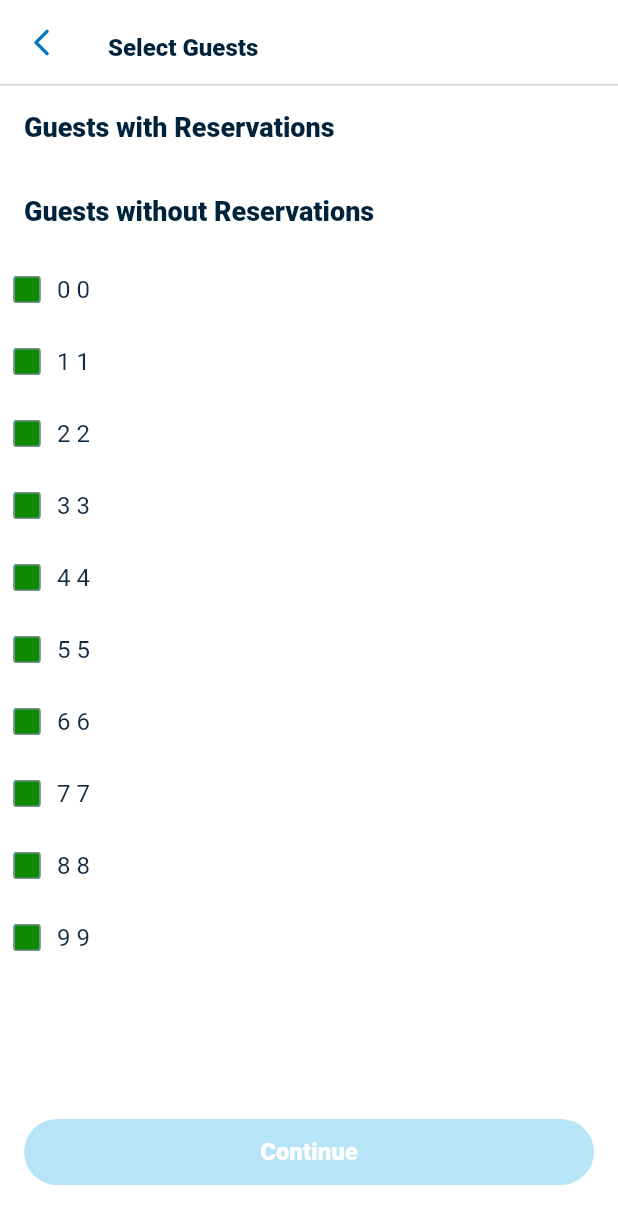
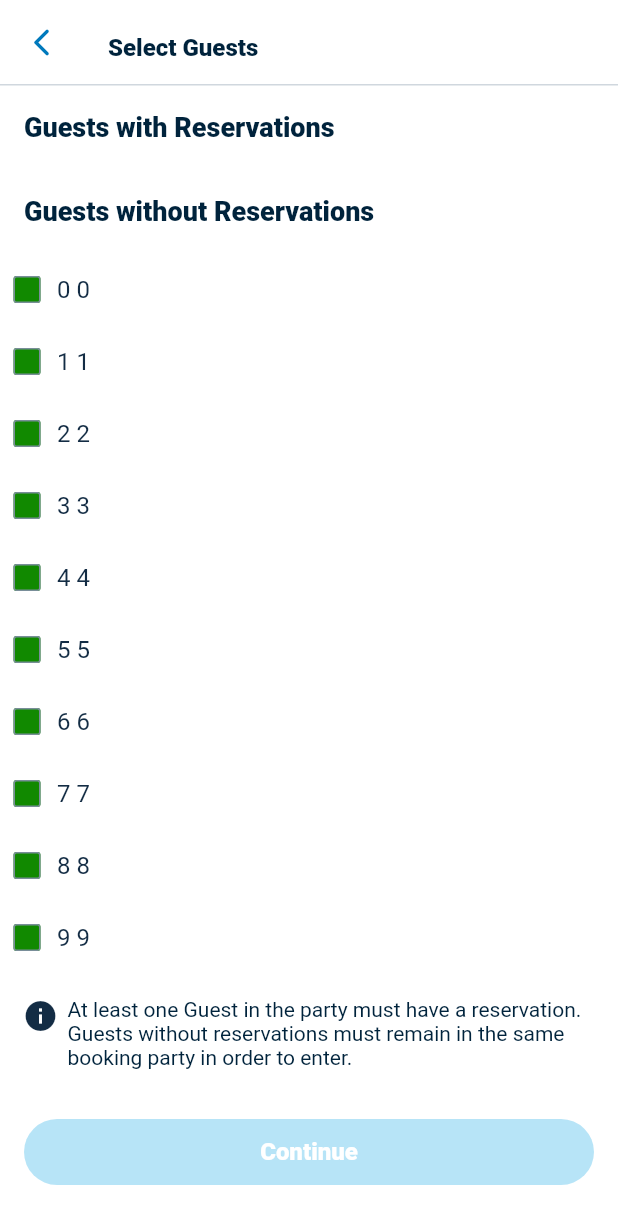
Before and after one commit to ljg6861/disney_challenge, a Flutter app: the screen it shows after launch, after a tap on "Short List", on a phone screen of 412 x 824 dp. Shown: the top 1224 px of the screen. Run offline on Flutter 3.47's test engine with Material 2 defaults, Android fonts, the light colour scheme and no system bars.

Commit message:
Basically done without touch ups and semantics

```diff
--- a/lib/constants/strings.dart
+++ b/lib/constants/strings.dart
@@ -2,3 +2,7 @@ const String selectGuests = 'Select Guests';
 const String theseGuestsHaveReservations = 'These Guests Have Reservations';
 const String theseGuestsNeedReservations = 'These Guests Need Reservations';
 const String continueText = 'Continue';
+const String atLeastOneGuestLong =
+    'At least one Guest in the party must have a reservation. Guests without reservations must remain in the same booking party in order to enter.';
+const String guestsWithoutReservations = 'Guests without Reservations';
+const String guestsWithReservations = 'Guests with Reservations';
--- a/lib/screens/select_guests/select_guests_screen.dart
+++ b/lib/screens/select_guests/select_guests_screen.dart
@@ -1,9 +1,9 @@
+import 'package:disney_challenge/constants/strings.dart';
 import 'package:disney_challenge/screens/select_guests/bloc/guest_data_bloc.dart';
 import 'package:disney_challenge/screens/select_guests/models/guest.dart';
 import 'package:disney_challenge/screens/select_guests/models/guest_data.dart';
 import 'package:disney_challenge/screens/select_guests/widgets/continue_button/continue_button.dart';
 import 'package:disney_challenge/screens/select_guests/widgets/continue_button/disabled_continue_button_manager.dart';
-import 'package:disney_challenge/screens/select_guests/widgets/continue_button/enabled_continue_button_manager.dart';
 import 'package:disney_challenge/screens/select_guests/widgets/user_list.dart';
 import 'package:disney_challenge/screens/select_guests/widgets/user_list_sliver_app_bar.dart';
 import 'package:disney_challenge/widgets/layout/disney_sliver_app_bar.dart';
@@ -83,19 +83,23 @@ class _SelectGuestsScreenState extends State<SelectGuestsScreen> {
 
             if (manager is DisabledContinueButtonManager) {
               return Padding(
-                padding: EdgeInsets.only(bottom: MediaQuery.of(context).padding.bottom + 34, top: 16),
+                padding: EdgeInsets.only(
+                    bottom: MediaQuery.of(context).padding.bottom + 34,
+                    top: 16),
                 child: ContinueButton(manager: DisabledContinueButtonManager()),
               );
             }
             return Padding(
-              padding: EdgeInsets.only(bottom: MediaQuery.of(context).padding.bottom + 34, top: 16),
+              padding: EdgeInsets.only(
+                  bottom: MediaQuery.of(context).padding.bottom + 34, top: 16),
               child: ContinueButton(
                 manager: _bloc.getButtonManager(),
               ),
             );
           } else {
             return Padding(
-              padding: EdgeInsets.only(bottom: MediaQuery.of(context).padding.bottom + 34, top: 16),
+              padding: EdgeInsets.only(
+                  bottom: MediaQuery.of(context).padding.bottom + 34, top: 16),
               child: ContinueButton(manager: DisabledContinueButtonManager()),
             );
           }
@@ -108,9 +112,9 @@ class _SelectGuestsScreenState extends State<SelectGuestsScreen> {
           child: CustomScrollView(
             controller: controller,
             slivers: [
-              const DisneySliverAppBar(title: 'Select Guests'),
+              const DisneySliverAppBar(title: selectGuests),
               UserSliverListAppBar(
-                title: 'Guests with Reservations',
+                title: guestsWithReservations,
                 pinned: firstPinned,
               ),
               StreamBuilder<List<Guest>>(
@@ -123,12 +127,13 @@ class _SelectGuestsScreenState extends State<SelectGuestsScreen> {
                       );
                     } else {
                       return UserListWidget(
-                        guests: [],
+                        guests: const [],
                         onGuestSelected: (_) {},
                       );
                     }
                   }),
-              UserSliverListAppBar(title: 'Guests without Reservations', pinned: !firstPinned),
+              UserSliverListAppBar(
+                  title: guestsWithoutReservations, pinned: !firstPinned),
               StreamBuilder<List<Guest>>(
                   stream: _bloc.guestWithoutReservationStream,
                   builder: (context, snapshot) {
@@ -140,11 +145,41 @@ class _SelectGuestsScreenState extends State<SelectGuestsScreen> {
                       );
                     } else {
                       return UserListWidget(
-                        guests: [],
+                        guests: const [],
                         onGuestSelected: (_) {},
                       );
                     }
                   }),
+              SliverToBoxAdapter(
+                child: Padding(
+                  padding:
+                      const EdgeInsets.symmetric(vertical: 16, horizontal: 15),
+                  child: Row(
+                    mainAxisAlignment: MainAxisAlignment.start,
+                    crossAxisAlignment: CrossAxisAlignment.start,
+                    children: [
+                      Container(
+                          decoration: BoxDecoration(
+                            borderRadius: BorderRadius.circular(20.0),
+                          ),
+                          child: const Icon(
+                            Icons.info,
+                            color: Color(0xff132c44),
+                          )),
+                      const SizedBox(
+                        width: 6,
+                      ),
+                      const Flexible(
+                        child: Text(
+                          atLeastOneGuestLong,
+                          style:
+                              TextStyle(fontSize: 14, color: Color(0xff00233c)),
+                        ),
+                      ),
+                    ],
+                  ),
+                ),
+              ),
             ],
           ),
         ),
--- a/lib/screens/select_guests/widgets/continue_button/continue_button.dart
+++ b/lib/screens/select_guests/widgets/continue_button/continue_button.dart
@@ -20,6 +20,7 @@ class ContinueButton extends StatefulWidget {
 }
 
 class _ContinueButtonState extends State<ContinueButton> {
+
   void handlePress(BuildContext context) {
     var manager = widget.manager as EnabledContinueButtonManager;
 
```
